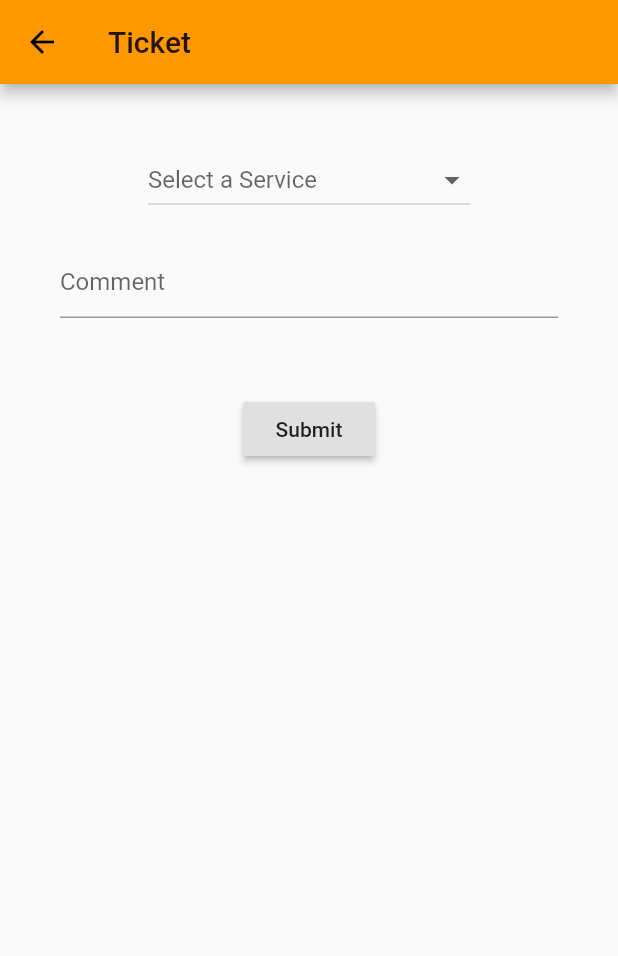
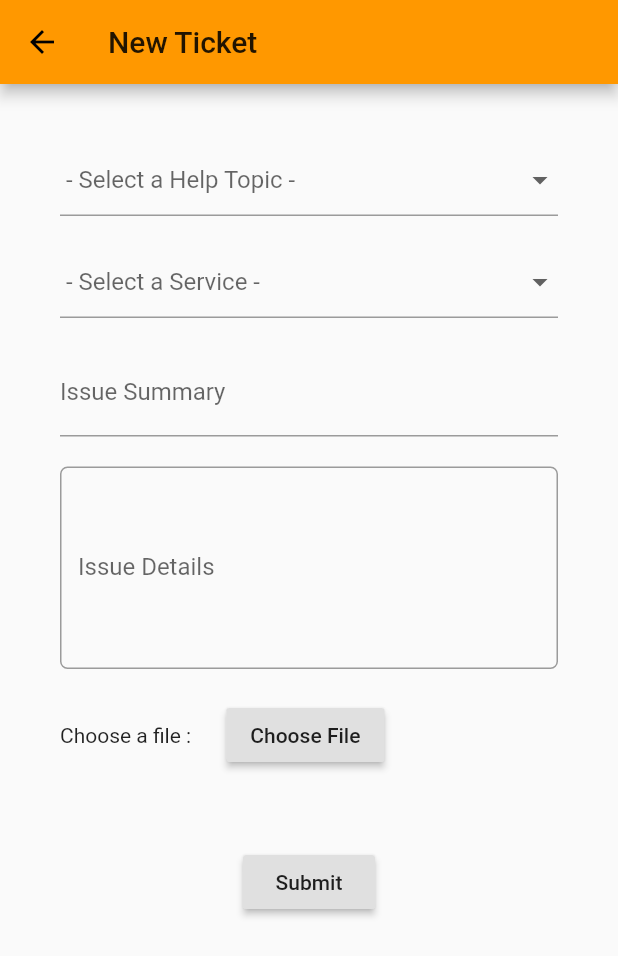
Before and after one commit to freakyAi/TAG-Services, a Flutter app: the InvokeTicket screen opened directly, on a phone screen of 412 x 824 dp. Shown: the top 956 px of the screen. Run offline on Flutter 3.47's test engine with Material 2 defaults, Android fonts, the phone set to English and light mode, and no system bars; our stand-ins replace file_picker, fluttertoast, shared_preferences, simple_animations; accounts and stored records are empty.

Commit message:
invoke ticket page optimised into forms.

```diff
--- a/flutter_app/lib/invoke.dart
+++ b/flutter_app/lib/invoke.dart
@@ -1,5 +1,6 @@
 import 'package:flutter/material.dart';
 import 'package:fluttertoast/fluttertoast.dart';
+import 'package:file_picker/file_picker.dart';
 import 'main.dart';
 
 class InvokeTicket extends StatefulWidget {
@@ -19,25 +20,48 @@ class _InvokeTicketState extends State<InvokeTicket> {
     "Vending Machines",
     "Paper Shredding Machines"
   };
-  String comment;
+  String summary;
+  String details;
   var service;
+  String path;
+  var topic;
   int token_no;
   final GlobalKey<FormState> _formKey = GlobalKey<FormState>();
+  var help_topic = {
+    "CCTV Issue",
+    "Feedback",
+    "General Enquiry",
+    "Report a Problem",
+    "Access Issue"
+  };
 
-  @override
-  Widget build(BuildContext context) {
+  Widget _buildTopic(){
+    return DropdownButtonFormField<String>(
+        items: help_topic.map((String dropDownStringItem){
+          return DropdownMenuItem<String>(
+            value: dropDownStringItem,
+            child: Text(dropDownStringItem),
+          );
+        }).toList(),
+        onChanged: (_value) {
+          setState(() {
+            this.topic = _value;
+            print(topic);
+          });
+        },
+        hint: Text(" - Select a Help Topic - "),
+        value: topic,
+      // ignore: missing_return
+      validator: (String value){
+        if(value == null){
+          return "Required";
+        }
+      },
+    );
+  }
 
-    return new Scaffold(
-      appBar: new AppBar(
-        title: new Text("Ticket"),
-      ),
-      body: new Container(
-      child: Padding(
-        padding: const EdgeInsets.all(40.0),
-        child: new Center(
-          child: new Column(
-            children: <Widget>[
-              new DropdownButton<String>(
+  Widget _buildServices(){
+    return DropdownButtonFormField<String>(
       items: _select.map((String dropDownStringItem){
         return DropdownMenuItem<String>(
           value: dropDownStringItem,
@@ -50,29 +74,114 @@ class _InvokeTicketState extends State<InvokeTicket> {
           print(service);
         });
       },
-                hint: Text("Select a Service"),
+      hint: Text(" - Select a Service - "),
       value: service,
+      // ignore: missing_return
+      validator: (String value){
+        if(value == null){
+          return "Required";
+        }
+      },
+    );
+  }
+
+  Widget _buildSummary(){
+    return TextFormField(
+      decoration: new InputDecoration(
+          labelText: "Issue Summary"
       ),
+      // ignore: missing_return
+      validator: (String value){
+        if(value.isEmpty){
+          return "Required";
+        }
+      },
+      onSaved: (String str){
+        summary = str;
+      },
+    );
+  }
+
+  Widget _buildDetails(){
+    return TextFormField(
+      maxLines: 5,
+      decoration: new InputDecoration(
+          labelText: "Issue Details",
+
+          border: OutlineInputBorder(
+            borderRadius: BorderRadius.circular(5),
+          )
+      ),
+      // ignore: missing_return
+      validator: (String details){
+        if(details.isEmpty){
+          return "Required";
+        }
+      },
+      onSaved: (String str){
+        details = str;
+      },
+    );
+  }
+
+  Widget _buildFile(){
+    return Container(
+      child: Padding(
+          padding: const EdgeInsets.all(00.0),
+          child : new Row(
+            children: <Widget>[
+              Text("Choose a file : "),
+              SizedBox(width: 20.0),
+              RaisedButton(
+              onPressed: () => _fileOpener(),
+              child: new Text("Choose File"),
+              ),
+            ],
+          )
+      ),
+    );
+  }
+
+  _fileOpener() async {
+    path = (await FilePicker.getFile()) as String;
+    print(path);
+  }
+
+  @override
+  Widget build(BuildContext context) {
+
+    return new Scaffold(
+      appBar: new AppBar(
+        title: new Text("New Ticket"),
+      ),
+      body: new Container(
+      child: Padding(
+        padding: const EdgeInsets.all(40.0),
+        child: new Center(
+          child: Form(
+            key: _formKey,
+            child: new Column(
+              children: <Widget>[
+                _buildTopic(),
                 SizedBox(height: 20.0),
-              new TextField(
-                decoration: new InputDecoration(
-                  hintText: "Comment"
-                ),
-                onSubmitted: (String str){
-                  setState(() {
-                    comment = str;
-                    print(comment);
-                  });
-                },
-              ),
+                _buildServices(),
+                SizedBox(height: 20.0),
+                _buildSummary(),
+                SizedBox(height: 20.0),
+                _buildDetails(),
+                SizedBox(height: 20.0),
+                _buildFile(),
                 SizedBox(height: 50.0),
                 RaisedButton(
                   onPressed: (){
-
+                    if(!_formKey.currentState.validate()){
+                      return;
+                    }
+                    _formKey.currentState.save();
                     Fluttertoast.showToast(msg: "Token Submitted!");
-                    Navigator.push(context, new MaterialPageRoute(
+                    /*Navigator.push(context, new MaterialPageRoute(
                         builder: (BuildContext context) => new MyHomePage() ),
-                    );
+                    );*/
                   },
                   child: Text("Submit"),
                 ),
@@ -81,6 +190,7 @@ class _InvokeTicketState extends State<InvokeTicket> {
           ),
         ),
       ),
+      ),
     );
   }
 }
--- /dev/null
+++ b/flutter_app/lib/status.dart
@@ -0,0 +1,14 @@
+import 'package:flutter/material.dart';
+
+
+class Status extends StatefulWidget {
+  @override
+  _StatusState createState() => _StatusState();
+}
+
+class _StatusState extends State<Status> {
+  @override
+  Widget build(BuildContext context) {
+    return Container();
+  }
+}
--- a/flutter_app/pubspec.yaml
+++ b/flutter_app/pubspec.yaml
@@ -24,6 +24,7 @@ dependencies:
   flutter:
     sdk: flutter
   simple_animations: ^1.3.3
+  file_picker: ^1.11.0
   shared_preferences:
 
   # The following adds the Cupertino Icons font to your application.
```
Also changed, not shown: flutter_app/lib/login.dart (+4 -5 lines), flutter_app/pubspec.lock. Lines whose indentation alone changed are shown as unchanged.
